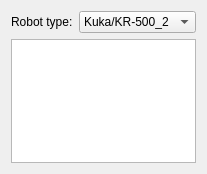
Before: the Qt Designer form src/Mod/Robot/Gui/TaskRobot6Axis.ui in berndhahnebach/All_FreeCAD, drawn with Qt 5.
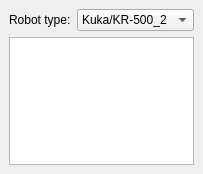
After: the same form once the commit is applied.

Patch:
```diff
--- a/src/Mod/Robot/Gui/TaskRobot6Axis.ui
+++ b/src/Mod/Robot/Gui/TaskRobot6Axis.ui
@@ -13,24 +13,30 @@
   <property name="windowTitle">
    <string>Form</string>
   </property>
-  <layout class="QVBoxLayout" name="verticalLayout">
+  <layout class="QVBoxLayout" >
+   <property name="margin" >
+    <number>9</number>
+   </property>
+   <property name="spacing" >
+    <number>6</number>
+   </property>
    <item>
-    <layout class="QHBoxLayout">
-     <property name="spacing">
-      <number>6</number>
-     </property>
-     <property name="margin">
+    <layout class="QHBoxLayout" >
+     <property name="margin" >
       <number>0</number>
      </property>
+     <property name="spacing" >
+      <number>6</number>
+     </property>
      <item>
-      <widget class="QLabel" name="textLabel1">
-       <property name="text">
+      <widget class="QLabel" name="textLabel1" >
+       <property name="text" >
         <string>Robot type:</string>
        </property>
       </widget>
      </item>
      <item>
-      <widget class="QComboBox" name="ComboRobotType">
+      <widget class="QComboBox" name="ComboRobotType" >
        <item>
         <property name="text">
          <string>Kuka/KR-500_2</string>
@@ -41,7 +47,7 @@
     </layout>
    </item>
    <item>
-    <widget class="QTextEdit" name="textRobotMessages"/>
+    <widget class="QTextEdit" name="textRobotMessages" />
    </item>
   </layout>
  </widget>
```
Left out of the diff: 15 changed lines with no effect on the pictures.
